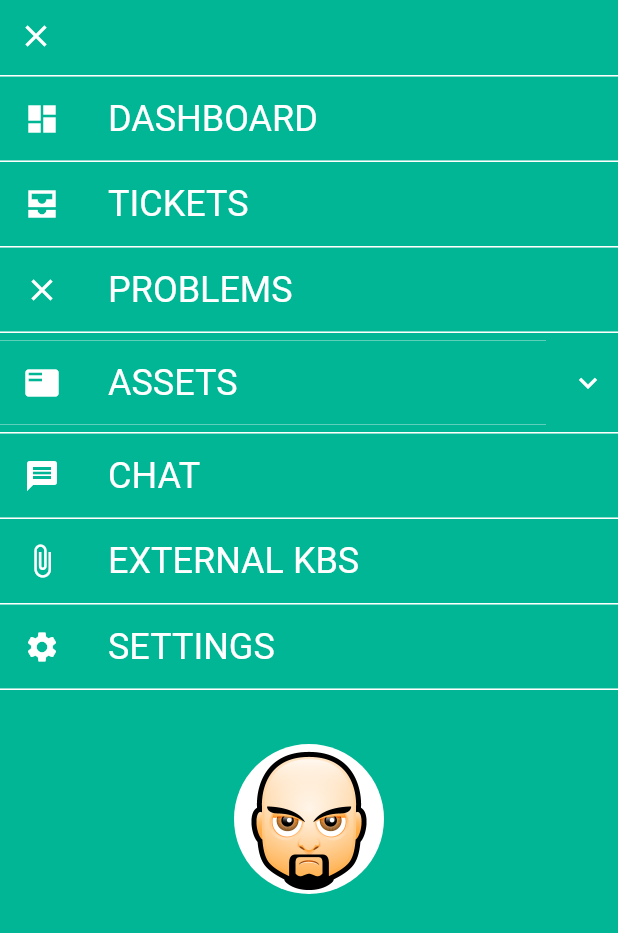
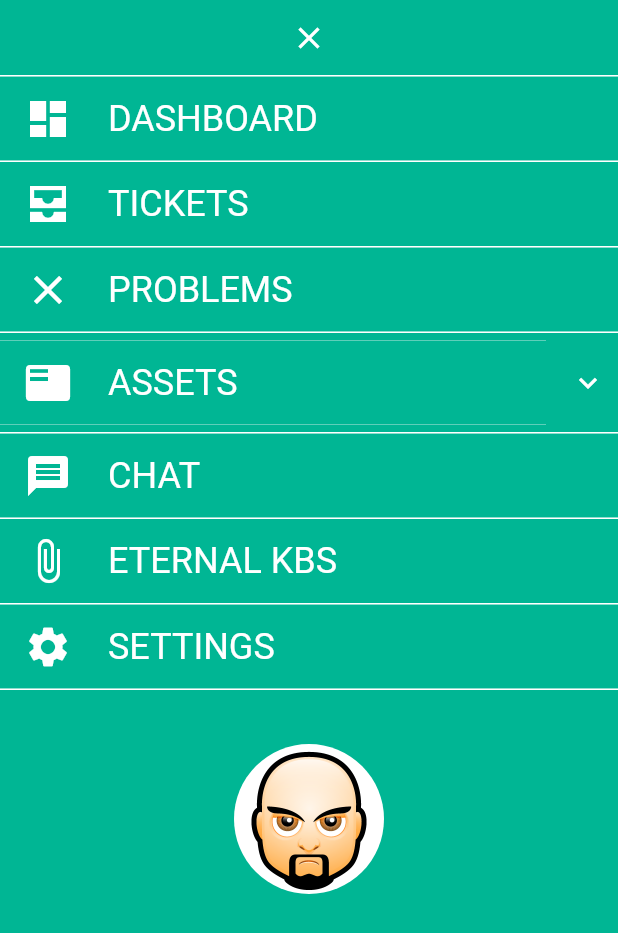
Before and after one commit to saadat-ali-awan/JOCs, a Flutter app: the screen it shows after launch, after a tap on the "menu" icon, on a phone screen of 412 x 824 dp. Shown: the top 933 px of the screen. Run offline on Flutter 3.47's test engine with Material 2 defaults, Android fonts, the phone set to English and light mode, and no system bars; our stand-ins replace firebase_auth, firebase_core, get, hive; missing offline and left inert: firedart; accounts and stored records are empty.

Commit message:
Top Menu Added

```diff
--- a/jocs/lib/Dashboard/Controllers/dashboard_controller.dart
+++ b/jocs/lib/Dashboard/Controllers/dashboard_controller.dart
@@ -2,7 +2,6 @@ import 'package:flutter/material.dart';
 import 'package:get/get.dart';
 import 'package:jocs/Dashboard/Layout/dashboard_general.dart';
 import 'package:jocs/Dashboard/Layout/dashboard_mobile.dart';
-import 'package:jocs/Theme/custom_theme.dart' hide Colors;
 
 class DashboardController extends GetxController {
   var menuItemStyle = Get.theme.textTheme.headline5;
@@ -11,9 +10,102 @@ class DashboardController extends GetxController {
   var iconColor = Get.theme.iconTheme.color;
   var tileColor = Get.theme.appBarTheme.backgroundColor;
   late final List<Widget> menuItemWidgets;
-  bool mobileDisplay = false;
+  RxBool mobileDisplay = false.obs;
 
   DashboardController() {
+    menuList = [
+      [
+        Text(
+          "DASHBOARD",
+          style: menuItemStyle,
+        ),
+        Icon(
+          Icons.dashboard,
+          color: iconColor,
+          size: 32,
+        )
+      ],
+      [
+        Text(
+          "TICKETS",
+          style: menuItemStyle,
+        ),
+        Icon(
+          Icons.all_inbox_sharp,
+          color: iconColor,
+          size: 32,
+        )
+      ],
+      [
+        Text(
+          "PROBLEMS",
+          style: menuItemStyle,
+        ),
+        Icon(
+          Icons.clear,
+          color: iconColor,
+          size: 32,
+        )
+      ],
+      [
+        Text(
+          "ASSETS",
+          style: menuItemStyle,
+        ),
+        Icon(
+          Icons.featured_play_list,
+          color: iconColor,
+          size: 32,
+        ),
+        Obx(
+          () => Text(
+            "INVENTORY",
+            style: showPanel.value ? submenuItemStyle2 : submenuItemStyle,
+            textAlign: TextAlign.left,
+          ),
+        ),
+        Obx(
+          () => Text(
+            "PURCHASE ORDER",
+            style: showPanel.value ? submenuItemStyle2 : submenuItemStyle,
+            textAlign: TextAlign.left,
+          ),
+        )
+      ],
+      [
+        Text(
+          "CHAT",
+          style: menuItemStyle,
+        ),
+        Icon(
+          Icons.message,
+          color: iconColor,
+          size: 32,
+        )
+      ],
+      [
+        Text(
+          "ETERNAL KBS",
+          style: menuItemStyle,
+        ),
+        Icon(
+          Icons.attach_file,
+          color: iconColor,
+          size: 32,
+        )
+      ],
+      [
+        Text(
+          "SETTINGS",
+          style: menuItemStyle,
+        ),
+        Icon(
+          Icons.settings,
+          color: iconColor,
+          size: 32,
+        )
+      ]
+    ];
     body.value = Stack(children: const [DashboardGeneral()]);
   }
 
@@ -24,10 +116,13 @@ class DashboardController extends GetxController {
   RxBool showMenu = false.obs;
   RxBool showMenuForBigScreen = false.obs;
   RxBool showPanel = false.obs;
-  Rx<Widget> menuIcon = const Icon(Icons.menu).obs;
+  Rx<Widget> menuIcon = const Icon(Icons.menu,).obs;
+
+  var menuList = [];
+  var selectedMenuItem = 0.obs;
 
   changeBody(bool mobile) {
-    mobileDisplay = mobile;
+    mobileDisplay.value = mobile;
     if (mobile) {
       body.value = Stack(children: const [DashboardMobile()]);
     } else {
--- a/jocs/lib/Dashboard/Layout/dashboard_general.dart
+++ b/jocs/lib/Dashboard/Layout/dashboard_general.dart
@@ -31,7 +31,7 @@ class _DashboardGeneralState extends State<DashboardGeneral> {
           Expanded(
               child: Container(
                   color: _dashboardController.iconColor,
-                  child: const ScreensLayout()),
+                  child: ScreensLayout()),
           )
         ],
       )
--- a/jocs/lib/Dashboard/Layout/dashboard_mobile.dart
+++ b/jocs/lib/Dashboard/Layout/dashboard_mobile.dart
@@ -25,7 +25,7 @@ class _DashboardMobileState extends State<DashboardMobile> {
               flex: 10,
               child: Container(
                   color: Colors.blueAccent,
-                  child: const ScreensLayout())
+                  child: ScreensLayout())
           )
         ],
       ),
@@ -41,18 +41,6 @@ class _DashboardMobileState extends State<DashboardMobile> {
         width: 0,
         height: 0,
       )),
-      Obx(
-            () => IconButton(
-            onPressed: () {
-              _dashboardController.showMenu.value =
-              !_dashboardController.showMenu.value;
-              _dashboardController.menuIcon.value =
-              _dashboardController.showMenu.value
-                  ? const Icon(Icons.clear)
-                  : const Icon(Icons.menu);
-            },
-            icon: _dashboardController.menuIcon.value),
-      ),
     ]);
   }
 }
--- a/jocs/lib/Dashboard/Layout/navigation_menu.dart
+++ b/jocs/lib/Dashboard/Layout/navigation_menu.dart
@@ -12,7 +12,25 @@ class NavItems extends StatelessWidget {
   @override
   Widget build(BuildContext context) {
     return ListView(children: [
-      _dashboardController.mobileDisplay? Container(height: 50, color: _dashboardController.tileColor):Container(
+      _dashboardController.mobileDisplay.value?
+      Container(
+          height: 50,
+          color: _dashboardController.tileColor,
+        child: Obx(
+              () => IconButton(
+              onPressed: () {
+                _dashboardController.showMenu.value =
+                !_dashboardController.showMenu.value;
+                _dashboardController.menuIcon.value =
+                _dashboardController.showMenu.value
+                    ? const Icon(Icons.clear)
+                    : const Icon(Icons.menu);
+              },
+              icon: _dashboardController.menuIcon.value),
+        ),
+      )
+          :
+      Container(
           decoration: BoxDecoration(
               border: Border.symmetric(
                   horizontal:
@@ -53,20 +71,18 @@ class NavItems extends StatelessWidget {
                     ? Container(
                     color: _dashboardController.tileColor,
                     child: IconButton(
-                      icon: const Icon(Icons.dashboard),
+                      icon: _dashboardController.menuList[0][1],
                       color: _dashboardController.iconColor,
                       onPressed: () {
-                        _dashboardController.showPanel.value = false;
+                        _dashboardController.selectedMenuItem.value = 0;
                       },
                     ))
                     : ListTile(
                   tileColor: _dashboardController.tileColor,
                   hoverColor: ThemeColors.hoverColor,
-                  onTap: () {},
-                  leading: Icon(Icons.dashboard,
-                      color: _dashboardController.iconColor),
-                  title: Text("DASHBOARD",
-                      style: _dashboardController.menuItemStyle),
+                  onTap: () { _dashboardController.selectedMenuItem.value = 0;},
+                  leading: _dashboardController.menuList[0][1],
+                  title: _dashboardController.menuList[0][0],
                 )),
           )),
       Container(
@@ -79,20 +95,18 @@ class NavItems extends StatelessWidget {
                   ? Container(
                   color: _dashboardController.tileColor,
                   child: IconButton(
-                    icon: const Icon(Icons.all_inbox_sharp),
+                    icon: _dashboardController.menuList[1][1],
                     color: _dashboardController.iconColor,
                     onPressed: () {
-                      _dashboardController.showPanel.value = false;
+                      _dashboardController.selectedMenuItem.value = 1;
                     },
                   ))
                   : ListTile(
                 tileColor: _dashboardController.tileColor,
                 hoverColor: ThemeColors.hoverColor,
-                onTap: () {},
-                leading: Icon(Icons.all_inbox_sharp,
-                    color: _dashboardController.iconColor),
-                title: Text("TICKETS",
-                    style: _dashboardController.menuItemStyle),
+                onTap: () { _dashboardController.selectedMenuItem.value = 1;},
+                leading: _dashboardController.menuList[1][1],
+                title: _dashboardController.menuList[1][0],
               )),
         ),
       ),
@@ -106,20 +120,18 @@ class NavItems extends StatelessWidget {
                   ? Container(
                   color: _dashboardController.tileColor,
                   child: IconButton(
-                    icon: const Icon(Icons.clear),
+                    icon: _dashboardController.menuList[2][1],
                     color: _dashboardController.iconColor,
                     onPressed: () {
-                      _dashboardController.showPanel.value = false;
+                      _dashboardController.selectedMenuItem.value = 2;
                     },
                   ))
                   : ListTile(
                 tileColor: _dashboardController.tileColor,
                 hoverColor: ThemeColors.hoverColor,
-                onTap: () {},
-                leading: Icon(Icons.clear,
-                    color: _dashboardController.iconColor),
-                title: Text("PROBLEMS",
-                    style: _dashboardController.menuItemStyle),
+                onTap: () { _dashboardController.selectedMenuItem.value = 2;},
+                leading: _dashboardController.menuList[2][1],
+                title: _dashboardController.menuList[2][0],
               )),
         ),
       ),
@@ -137,36 +149,32 @@ class NavItems extends StatelessWidget {
               child: _dashboardController.showPanel.value
                   ? Container(
                   color: _dashboardController.tileColor,
-                  child: IconButton(
-                    icon: const Icon(Icons.featured_play_list),
-                    color: _dashboardController.iconColor,
-                    onPressed: () {
-                      _dashboardController.showPanel.value = false;
-                    },
-                  ))
+                  child: _dashboardController.menuList[3][1],
+                // child: IconButton(
+                  //   icon: _dashboardController.menuList[3][1],
+                  //   color: _dashboardController.iconColor,
+                  //   onPressed: () {
+                  //     _dashboardController.selectedMenuItem.value = 32;
+                  //   },
+                  // )
+              )
                   : ListTile(
                 tileColor: _dashboardController.tileColor,
                 hoverColor: ThemeColors.hoverColor,
-                onTap: () {},
-                leading: Icon(Icons.featured_play_list,
-                    color: _dashboardController.iconColor),
-                title: Text("ASSETS",
-                    style: _dashboardController.menuItemStyle),
+                leading: _dashboardController.menuList[3][1],
+                title: _dashboardController.menuList[3][0],
               ))),
           children: [
             Column(
               crossAxisAlignment: CrossAxisAlignment.stretch,
               children: [
                 TextButton(
-                    onPressed: () {},
+                    onPressed: () {
+                      _dashboardController.selectedMenuItem.value = 32;
+                    },
                     child: Align(
                       alignment: Alignment.centerLeft,
-                      child: Obx(()=>Text(
-                        "INVENTORY",
-                        style: _dashboardController.showPanel.value?_dashboardController.submenuItemStyle2:_dashboardController.submenuItemStyle,
-                        textAlign: TextAlign.left,
-                      ),
-                      ),
+                      child: _dashboardController.menuList[3][2],
                     )),
               ],
             ),
@@ -174,14 +182,12 @@ class NavItems extends StatelessWidget {
               crossAxisAlignment: CrossAxisAlignment.stretch,
               children: [
                 TextButton(
-                    onPressed: () {},
+                    onPressed: () {
+                      _dashboardController.selectedMenuItem.value = 33;
+                    },
                     child: Align(
                       alignment: Alignment.centerLeft,
-                      child: Text(
-                        "PURCHASE ORDER",
-                        style: _dashboardController.showPanel.value?_dashboardController.submenuItemStyle2:_dashboardController.submenuItemStyle,
-                        textAlign: TextAlign.left,
-                      ),
+                      child: _dashboardController.menuList[3][3]
                     )),
               ],
             )
@@ -198,20 +204,18 @@ class NavItems extends StatelessWidget {
                     ? Container(
                     color: _dashboardController.tileColor,
                     child: IconButton(
-                      icon: const Icon(Icons.message),
+                      icon: _dashboardController.menuList[4][1],
                       color: _dashboardController.iconColor,
                       onPressed: () {
-                        _dashboardController.showPanel.value = false;
+                        _dashboardController.selectedMenuItem.value = 4;
                       },
                     ))
                     : ListTile(
                   tileColor: _dashboardController.tileColor,
                   hoverColor: ThemeColors.hoverColor,
-                  onTap: () {},
-                  leading: Icon(Icons.message,
-                      color: _dashboardController.iconColor),
-                  title: Text("CHAT",
-                      style: _dashboardController.menuItemStyle),
+                  onTap: () { _dashboardController.selectedMenuItem.value = 4;},
+                  leading: _dashboardController.menuList[4][1],
+                  title: _dashboardController.menuList[4][0],
                 )),
           )),
       Container(
@@ -224,20 +228,18 @@ class NavItems extends StatelessWidget {
                     ? Container(
                     color: _dashboardController.tileColor,
                     child: IconButton(
-                      icon: const Icon(Icons.attach_file),
+                      icon: _dashboardController.menuList[5][1],
                       color: _dashboardController.iconColor,
                       onPressed: () {
-                        _dashboardController.showPanel.value = false;
+                        _dashboardController.selectedMenuItem.value = 5;
                       },
                     ))
                     : ListTile(
                   tileColor: _dashboardController.tileColor,
                   hoverColor: ThemeColors.hoverColor,
-                  onTap: () {},
-                  leading: Icon(Icons.attach_file,
-                      color: _dashboardController.iconColor),
-                  title: Text("EXTERNAL KBS",
-                      style: _dashboardController.menuItemStyle),
+                  onTap: () { _dashboardController.selectedMenuItem.value = 5;},
+                  leading: _dashboardController.menuList[5][1],
+                  title: _dashboardController.menuList[5][0],
                 )),
           )),
       Container(
@@ -250,20 +252,18 @@ class NavItems extends StatelessWidget {
                 ? Container(
                 color: _dashboardController.tileColor,
                 child: IconButton(
-                  icon: const Icon(Icons.settings),
+                  icon: _dashboardController.menuList[6][1],
                   color: _dashboardController.iconColor,
                   onPressed: () {
-                    _dashboardController.showPanel.value = false;
+                    _dashboardController.selectedMenuItem.value = 6;
                   },
                 ))
                 : ListTile(
               tileColor: _dashboardController.tileColor,
               hoverColor: ThemeColors.hoverColor,
-              onTap: () {},
-              leading: Icon(Icons.settings,
-                  color: _dashboardController.iconColor),
-              title: Text("SETTINGS",
-                  style: _dashboardController.menuItemStyle),
+              onTap: () { _dashboardController.selectedMenuItem.value = 6;},
+              leading: _dashboardController.menuList[6][1],
+              title: _dashboardController.menuList[6][0],
             ),
           ),
         ),
--- a/jocs/lib/Dashboard/Layout/screens_layout.dart
+++ b/jocs/lib/Dashboard/Layout/screens_layout.dart
@@ -1,15 +1,23 @@
 import 'package:flutter/material.dart';
+import 'package:get/get.dart';
+import 'package:jocs/Dashboard/Controllers/dashboard_controller.dart';
 import 'package:jocs/Dashboard/Layout/top_menu.dart';
 
 class ScreensLayout extends StatelessWidget {
-  const ScreensLayout({Key? key}) : super(key: key);
+  ScreensLayout({Key? key}) : super(key: key);
+  final DashboardController _dashboardController =
+  Get.find<DashboardController>();
 
   @override
   Widget build(BuildContext context) {
-    return Column(
-      children: [
-        const TopMenu()
-      ],
+    return Obx(()=> Padding(
+        padding: _dashboardController.mobileDisplay.value? const EdgeInsets.only(left: 0.0):const EdgeInsets.only(left: 8.0),
+        child: Column(
+          children: [
+            TopMenu()
+          ],
+        ),
+      ),
     );
   }
 }
--- a/jocs/lib/Dashboard/Layout/top_menu.dart
+++ b/jocs/lib/Dashboard/Layout/top_menu.dart
@@ -1,11 +1,82 @@
 import 'package:flutter/material.dart';
 import 'package:get/get.dart';
+import 'package:jocs/Dashboard/Controllers/dashboard_controller.dart';
 
 class TopMenu extends StatelessWidget {
-  const TopMenu({Key? key}) : super(key: key);
+  TopMenu({Key? key}) : super(key: key);
+
+  final DashboardController _dashboardController =
+      Get.find<DashboardController>();
 
   @override
   Widget build(BuildContext context) {
-    return Container(height: 50, color: Get.theme.appBarTheme.backgroundColor,);
+    return Container(
+      height: 100,
+      color: Get.theme.appBarTheme.backgroundColor,
+      child: Row(children: [
+        Expanded(
+            child: Wrap(
+            alignment: WrapAlignment.spaceBetween,
+          crossAxisAlignment: WrapCrossAlignment.center,
+          children: [
+            Padding(
+              padding: const EdgeInsets.all(16.0),
+              child: Obx(() => Row(
+                    mainAxisSize: MainAxisSize.min,
+                    children: getTitle(),
+                  )),
+            ),
+            Row(
+              mainAxisSize: MainAxisSize.min,
+              children: [
+                IconButton(onPressed: () {}, icon: const Icon(Icons.add_box)),
+                IconButton(
+                    onPressed: () {},
+                    icon: const Icon(Icons.perm_contact_calendar_rounded)),
+                IconButton(
+                    onPressed: () {},
+                    icon: const Icon(Icons.notifications_active))
+              ],
+            )
+          ],
+        )),
+      ]),
+    );
+  }
+
+  List<Widget> getTitle() {
+    List<Widget> temp = [];
+    if (_dashboardController.mobileDisplay.value) {
+      temp.add(
+        Obx(
+          () => IconButton(
+              onPressed: () {
+                _dashboardController.showMenu.value =
+                    !_dashboardController.showMenu.value;
+                _dashboardController.menuIcon.value =
+                    _dashboardController.showMenu.value
+                        ? const Icon(Icons.clear)
+                        : const Icon(Icons.menu);
+              },
+              icon: _dashboardController.menuIcon.value),
+        ),
+      );
+    }
+    if (_dashboardController.selectedMenuItem.value == 32) {
+      temp.add(_dashboardController.menuList[3][2]);
+    } else {
+      if (_dashboardController.selectedMenuItem.value == 33) {
+        temp.add(_dashboardController.menuList[3][3]);
+      } else {
+        temp.add(Container(
+          margin: const EdgeInsets.all(8.0),
+          child: _dashboardController
+              .menuList[_dashboardController.selectedMenuItem.value][1],
+        ));
+        temp.add(_dashboardController
+            .menuList[_dashboardController.selectedMenuItem.value][0]);
+      }
+    }
+    return temp;
   }
 }
--- a/jocs/lib/Dashboard/dashboard.dart
+++ b/jocs/lib/Dashboard/dashboard.dart
@@ -14,9 +14,8 @@ class _DashboardState extends State<Dashboard> {
   @override
   Widget build(BuildContext context) {
     double width = MediaQuery.of(context).size.width;
-    double height = MediaQuery.of(context).size.height;
 
-    if (width > 500){
+    if (width > 600){
       _dashboardController.changeBody(false);
     }else {
       _dashboardController.changeBody(true);
```
